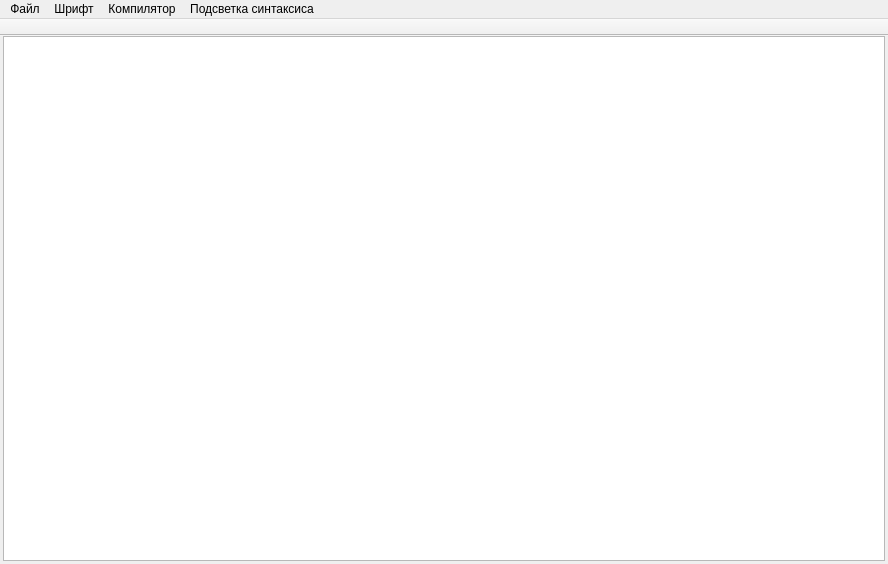
Above: TextEditor/mainwindow.ui from Recreatorms/TextEditor before the change. Below: the same form after it.
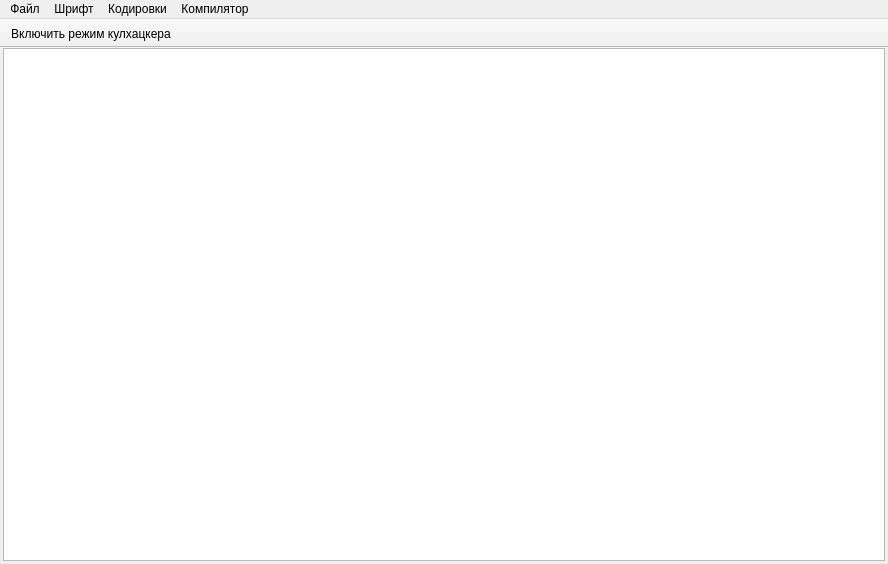
That is the form after the change.

The edit to the form file:
```diff
--- a/TextEditor/mainwindow.ui
+++ b/TextEditor/mainwindow.ui
@@ -60,7 +60,7 @@
      <height>20</height>
     </rect>
    </property>
-   <widget class="QMenu" name="Font">
+   <widget class="QMenu" name="FontMenu">
     <property name="title">
      <string>Шрифт</string>
     </property>
@@ -73,7 +73,7 @@
     <addaction name="separator"/>
     <addaction name="changeHighlight"/>
    </widget>
-   <widget class="QMenu" name="File">
+   <widget class="QMenu" name="FileMenu">
     <property name="title">
      <string>Файл</string>
     </property>
@@ -83,21 +83,21 @@
     <addaction name="saveFile"/>
     <addaction name="saveNowFile"/>
    </widget>
-   <widget class="QMenu" name="Compiler">
+   <widget class="QMenu" name="CompilerMenu">
     <property name="title">
      <string>Компилятор</string>
     </property>
     <addaction name="run"/>
    </widget>
-   <widget class="QMenu" name="menu">
+   <widget class="QMenu" name="CodecMenu">
     <property name="title">
-     <string>Подсветка синтаксиса</string>
+     <string>Кодировки</string>
     </property>
    </widget>
-   <addaction name="File"/>
-   <addaction name="Font"/>
-   <addaction name="Compiler"/>
-   <addaction name="menu"/>
+   <addaction name="FileMenu"/>
+   <addaction name="FontMenu"/>
+   <addaction name="CodecMenu"/>
+   <addaction name="CompilerMenu"/>
   </widget>
   <widget class="QToolBar" name="mainToolBar">
    <property name="movable">
@@ -107,7 +107,7 @@
     <set>Qt::TopToolBarArea</set>
    </property>
    <property name="toolButtonStyle">
-    <enum>Qt::ToolButtonTextOnly</enum>
+    <enum>Qt::ToolButtonTextBesideIcon</enum>
    </property>
    <property name="floatable">
     <bool>true</bool>
@@ -118,6 +118,7 @@
    <attribute name="toolBarBreak">
     <bool>false</bool>
    </attribute>
+   <addaction name="highlight"/>
   </widget>
   <action name="createFile">
    <property name="text">
@@ -186,6 +187,36 @@
     <string>Собрать и запустить</string>
    </property>
   </action>
+  <action name="action_UTF_8">
+   <property name="text">
+    <string>Кодировка в UTF-8</string>
+   </property>
+  </action>
+  <action name="action_ANSI">
+   <property name="text">
+    <string>Кодировка в ANSI</string>
+   </property>
+  </action>
+  <action name="action_KOI8_R">
+   <property name="text">
+    <string>Кодировка в KOI8-R</string>
+   </property>
+  </action>
+  <action name="action_Macintosh">
+   <property name="text">
+    <string>Кодировка в Macintosh</string>
+   </property>
+  </action>
+  <action name="action_Windows_1251">
+   <property name="text">
+    <string>Кодировка в Windows-1251</string>
+   </property>
+  </action>
+  <action name="highlight">
+   <property name="text">
+    <string>Включить режим кулхацкера</string>
+   </property>
+  </action>
  </widget>
  <layoutdefault spacing="6" margin="11"/>
  <resources/>
```
Left out of the diff: 9 changed lines with no effect on the pictures.
